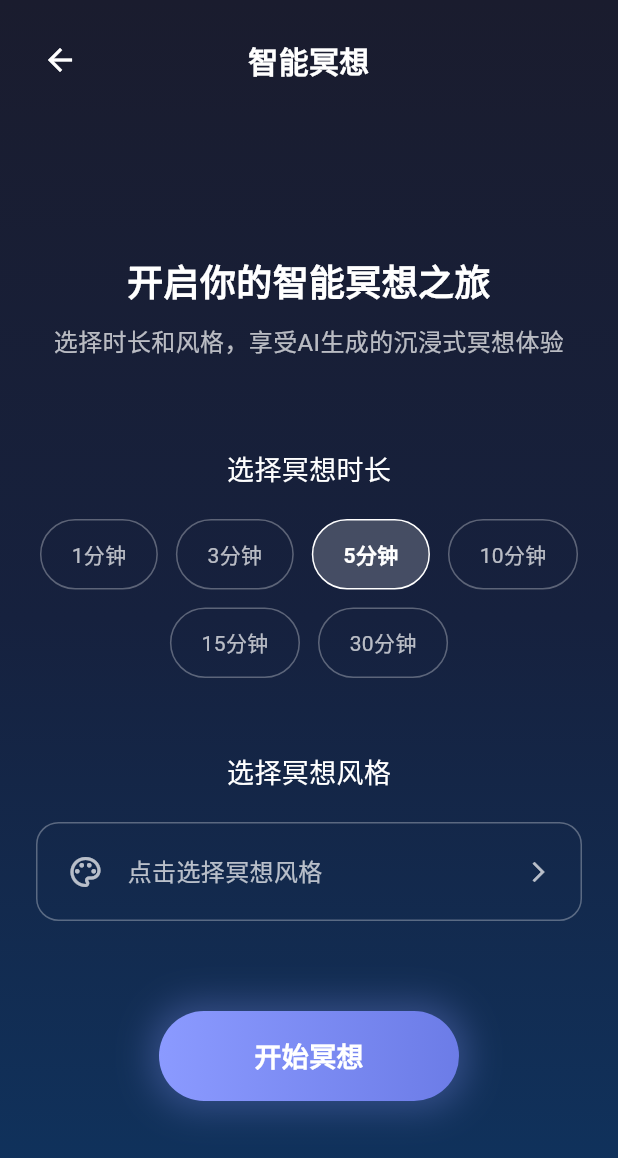
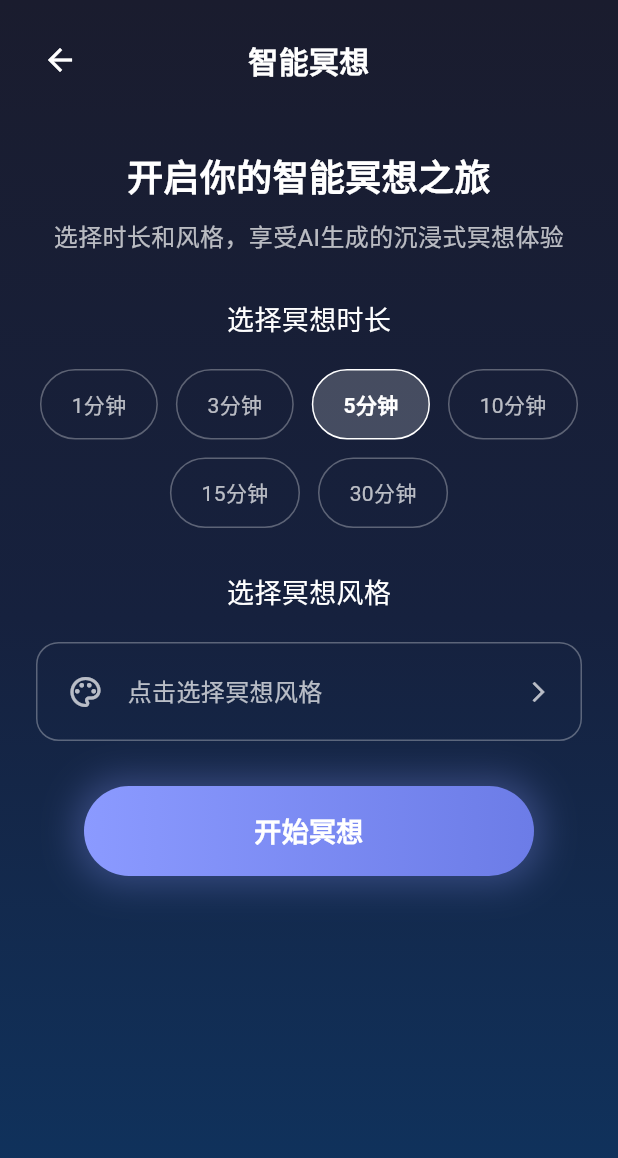
Before and after one commit to 1wpc/Dream, a Flutter app: the MeditationPage screen opened directly, on a phone screen of 412 x 824 dp. Shown: the top 1158 px of the screen. Run offline on Flutter 3.47's test engine with Material 3 defaults, Android fonts, the phone set to English and light mode, and no system bars; our stand-ins replace animated_text_kit, audioplayers, cached_network_image, dio, envied, flutter_secure_storage and 5 more; missing offline and left inert: flutter_foreground_task, gal, tobias; accounts and stored records are empty; generated files the repository leaves out were written again; network calls fail.

Commit message:
fix ui bug

```diff
--- /dev/null
+++ b/devtools_options.yaml
@@ -0,0 +1,3 @@
+description: This file stores settings for Dart & Flutter DevTools.
+documentation: https://docs.flutter.dev/tools/devtools/extensions#configure-extension-enablement-states
+extensions:
--- a/lib/pages/inspiration_page.dart
+++ b/lib/pages/inspiration_page.dart
@@ -170,8 +170,9 @@ class _InspirationPageState extends State<InspirationPage>
               // 底部提示
               Padding(
                 padding: const EdgeInsets.all(20.0),
-                child: Row(
-                  mainAxisAlignment: MainAxisAlignment.center,
+                child: Wrap(
+                  alignment: WrapAlignment.center,
+                  crossAxisAlignment: WrapCrossAlignment.center,
                   children: [
                     Icon(
                       Icons.swipe,
@@ -185,6 +186,7 @@ class _InspirationPageState extends State<InspirationPage>
                         fontSize: 12,
                         color: Colors.white.withOpacity(0.6),
                       ),
+                      textAlign: TextAlign.center,
                     ),
                   ],
                 ),
--- a/lib/pages/meditation_page.dart
+++ b/lib/pages/meditation_page.dart
@@ -134,10 +134,9 @@ class _MeditationPageState extends State<MeditationPage>
               ),
 
               Expanded(
-                child: Padding(
-                  padding: const EdgeInsets.symmetric(horizontal: 24.0),
+                child: SingleChildScrollView(
+                  padding: const EdgeInsets.symmetric(horizontal: 24.0, vertical: 20.0),
                   child: Column(
-                    mainAxisAlignment: MainAxisAlignment.center,
                     children: [
                       // 标题
                       Text(
@@ -161,7 +160,7 @@ class _MeditationPageState extends State<MeditationPage>
                         textAlign: TextAlign.center,
                       ),
 
-                      const SizedBox(height: 60),
+                      const SizedBox(height: 30),
 
                       // 时长选择
                       Text(
@@ -219,7 +218,7 @@ class _MeditationPageState extends State<MeditationPage>
                         }).toList(),
                       ),
 
-                      const SizedBox(height: 50),
+                      const SizedBox(height: 30),
 
                       // 风格选择
                       Text(
@@ -318,14 +317,18 @@ class _MeditationPageState extends State<MeditationPage>
                         ),
                       ),
 
-                      const SizedBox(height: 60),
+                      const SizedBox(height: 30),
 
                       // 开始按钮
                       GestureDetector(
                         onTap: _startMeditation,
                         child: Container(
-                          width: 200,
+                          constraints: const BoxConstraints(
+                            minWidth: 200,
+                            maxWidth: 300,
+                          ),
                           height: 60,
+                          padding: const EdgeInsets.symmetric(horizontal: 24),
                           decoration: BoxDecoration(
                             gradient: const LinearGradient(
                               colors: [
@@ -350,6 +353,7 @@ class _MeditationPageState extends State<MeditationPage>
                                 fontSize: 18,
                                 fontWeight: FontWeight.w600,
                               ),
+                              textAlign: TextAlign.center,
                             ),
                           ),
                         ),
--- a/lib/pages/purchase_credits_page.dart
+++ b/lib/pages/purchase_credits_page.dart
@@ -3,7 +3,6 @@ import 'package:provider/provider.dart';
 import 'package:flutter_gen/gen_l10n/app_localizations.dart';
 import '../services/payment_service.dart';
 import '../services/auth_service.dart';
-import '../services/language_service.dart';
 
 class PurchaseCreditsPage extends StatefulWidget {
   const PurchaseCreditsPage({super.key});
```
Also changed, not shown: lib/pages/zhougong_dream_page.dart (+60 -9 lines).
